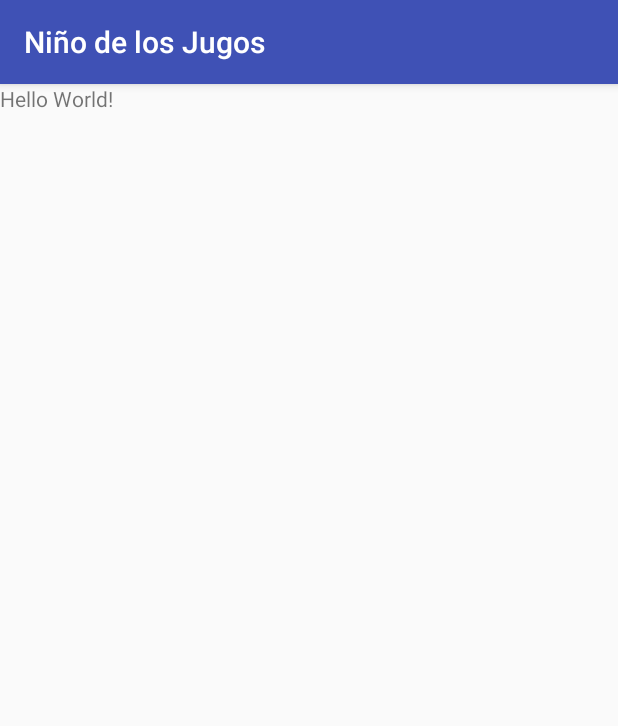
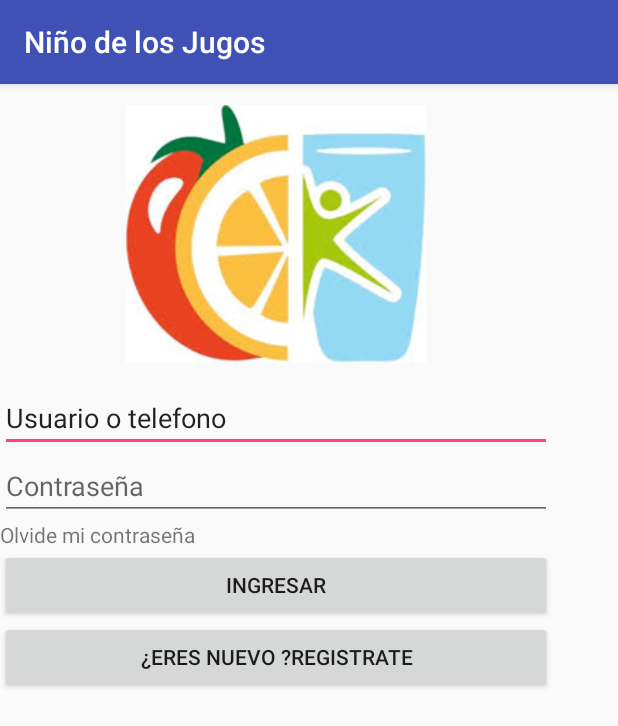
Before and after one commit to JackMeraz/NinodeLosJugos, an Android app: the screen it shows after launch (MainActivity), on a phone screen of 412 x 824 dp. Shown: the top 726 px of the screen. Run offline under Robolectric (Android 15) with nearby library versions, the phone set to English and light mode, and no system bars.

Commit message:
sin errores

```diff
--- a/app/src/main/res/layout/activity_main.xml
+++ b/app/src/main/res/layout/activity_main.xml
@@ -1,21 +1,69 @@
 <?xml version="1.0" encoding="utf-8"?>
-<android.support.constraint.ConstraintLayout xmlns:android="http://schemas.android.com/apk/res/android"
+<LinearLayout xmlns:android="http://schemas.android.com/apk/res/android"
     xmlns:app="http://schemas.android.com/apk/res-auto"
     xmlns:tools="http://schemas.android.com/tools"
     android:layout_width="match_parent"
     android:layout_height="match_parent"
     tools:context="com.example.jacobomeraz.niodelosjugos.MainActivity">
-<LinearLayout
-    android:layout_width="match_parent"
-    android:layout_height="wrap_content">
 
-    <TextView
-        android:layout_width="wrap_content"
+    <LinearLayout
+        android:layout_width="368dp"
         android:layout_height="wrap_content"
-        android:text="Hello World!"
-        app:layout_constraintBottom_toBottomOf="parent"
-        app:layout_constraintLeft_toLeftOf="parent"
-        app:layout_constraintRight_toRightOf="parent"
-        app:layout_constraintTop_toTopOf="parent" />
+        android:orientation="vertical"
+        tools:layout_editor_absoluteX="8dp"
+        tools:layout_editor_absoluteY="3dp">
+
+        <ImageView
+            android:layout_width="200dp"
+            android:layout_height="200dp"
+            android:layout_gravity="center"
+            android:src="@drawable/descarga"
+
+            />
+
+        <LinearLayout
+            android:layout_width="match_parent"
+            android:layout_height="wrap_content"
+            android:orientation="vertical">
+
+            <EditText
+                android:id="@+id/editText5"
+                android:layout_width="match_parent"
+                android:layout_height="wrap_content"
+                android:ems="10"
+                android:inputType="textPersonName"
+                android:text="Usuario o telefono" />
+
+            <EditText
+                android:id="@+id/editText4"
+                android:layout_width="match_parent"
+                android:layout_height="wrap_content"
+                android:ems="10"
+                android:hint="Contraseña"
+                android:inputType="textPersonName" />
+
+            <TextView
+                android:id="@+id/textView2"
+                android:layout_width="match_parent"
+                android:layout_height="wrap_content"
+                android:text="Olvide mi contraseña"
+                android:layout_gravity="center"
+                />
+
+            <Button
+                android:id="@+id/button"
+                android:layout_width="match_parent"
+                android:layout_height="wrap_content"
+                android:text="Ingresar" />
+
+            <Button
+                android:id="@+id/button2"
+                android:layout_width="match_parent"
+                android:layout_height="wrap_content"
+                android:text="¿eres nuevo ?registrate" />
+        </LinearLayout>
+
+
+    </LinearLayout>
+
 </LinearLayout>
-</android.support.constraint.ConstraintLayout>
```
Also changed, not shown: app/src/main/res/drawable/descarga.jpg (added).
